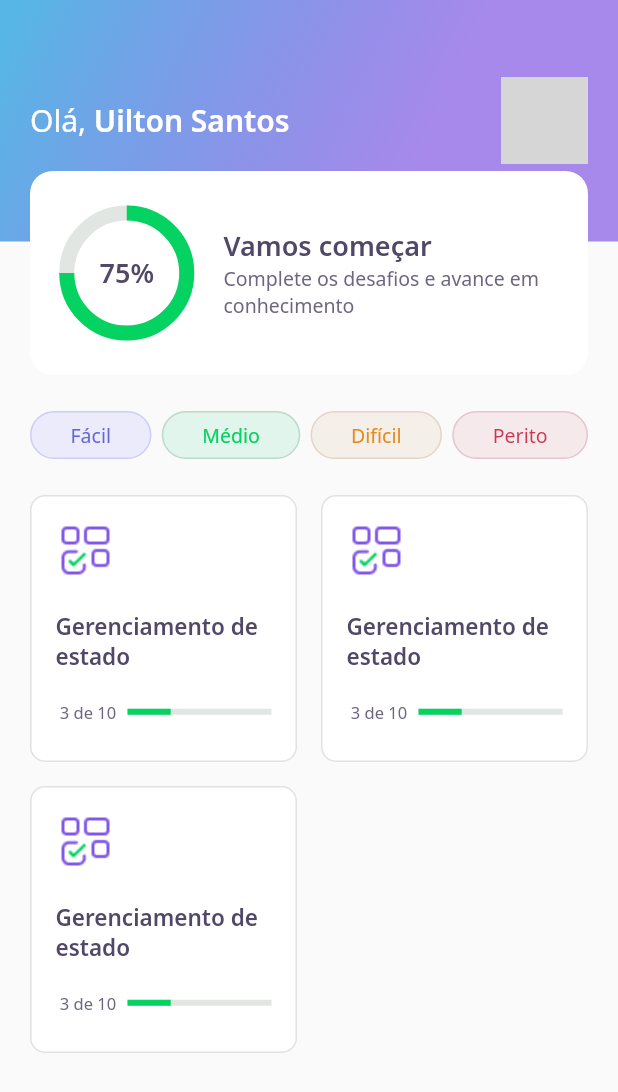
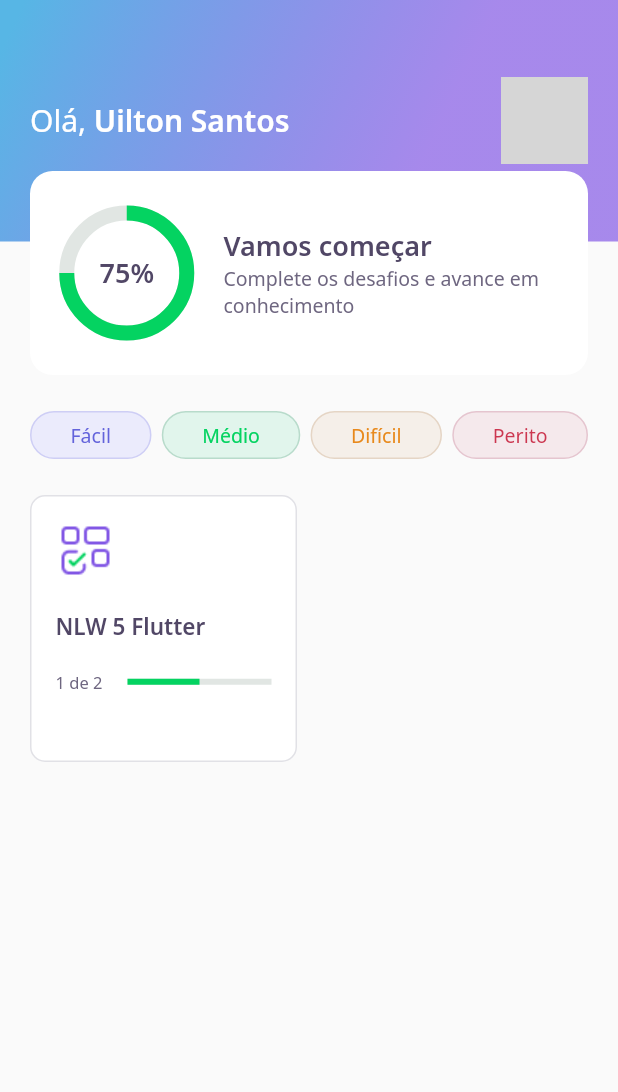
Before and after one commit to uiltonjose/NLW-5-flutter, a Flutter app: the HomePage screen opened directly, on a phone screen of 412 x 824 dp. Shown: the top 1092 px of the screen. Run offline on Flutter 3.47's test engine with Material 2 defaults, Android fonts, the phone set to English and light mode, and no system bars; our stand-ins replace google_fonts; accounts and stored records are empty; network calls fail; grey boxes are pictures that could not be loaded.

Commit message:
Class 3 - Consuming JSON local data

```diff
--- /dev/null
+++ b/assets/database/quizzes.json
@@ -0,0 +1,46 @@
+[
+    {
+        "title": "NLW 5 Flutter",
+        "image": "blocks",
+        "level": "facil",
+        "questionAnswered": 1,
+        "questions": [
+            {
+                "title": "Está curtindo o Flutter?",
+                "answers": [
+                    {
+                        "title": "Estou curtindo"
+                    },
+                    {
+                        "title": "Amando Flutter"
+                    },
+                    {
+                        "title": "Muito Top"
+                    },
+                    {
+                        "title": "Show de bola",
+                        "isCorrect": true
+                    }
+                ]
+            },
+            {
+                "title": "Está curtindo o Flutter?",
+                "answers": [
+                    {
+                        "title": "Estou curtindo"
+                    },
+                    {
+                        "title": "Amando Flutter"
+                    },
+                    {
+                        "title": "Muito Top"
+                    },
+                    {
+                        "title": "Show de bola",
+                        "isCorrect": true
+                    }
+                ]
+            }
+        ]
+    }
+]
--- /dev/null
+++ b/assets/database/user.json
@@ -0,0 +1,5 @@
+{
+    "name": "Uilton Santos",
+    "score": 75,
+    "photoUrl": "https://avatars.githubusercontent.com/u/7257782?v=4"
+}
--- a/lib/core/app_widget.dart
+++ b/lib/core/app_widget.dart
@@ -1,4 +1,3 @@
-import 'package:devquiz/challenge/challenge_page.dart';
 import 'package:devquiz/home/home_page.dart';
 import 'package:flutter/material.dart';
 
@@ -9,7 +8,7 @@ class AppWidget extends StatelessWidget {
   Widget build(BuildContext context) {
     return MaterialApp(
       title: "DevQuiz",
-      home: ChallengePage(), //HomePage()
+      home: HomePage(),
     );
   }
 }
--- /dev/null
+++ b/lib/home/home_controller.dart
@@ -0,0 +1,33 @@
+import 'package:devquiz/shared/models/quiz.dart';
+import 'package:devquiz/shared/models/user.dart';
+import 'package:flutter/foundation.dart';
+
+import 'home_repository.dart';
+import 'home_state.dart';
+
+class HomeController {
+  final stateNotifier = ValueNotifier<HomeState>(HomeState.empty);
+  set state(HomeState state) => stateNotifier.value = state;
+  HomeState get state => stateNotifier.value;
+
+  User? user;
+  List<Quiz>? quizzes;
+
+  final repository = HomeRepository();
+
+  void getUser() async {
+    state = HomeState.loading;
+
+    user = await repository.getUser();
+
+    state = HomeState.success;
+  }
+
+  void getQuizzes() async {
+    state = HomeState.loading;
+
+    quizzes = await repository.getQuizzes();
+
+    state = HomeState.success;
+  }
+}
--- a/lib/home/home_page.dart
+++ b/lib/home/home_page.dart
@@ -1,7 +1,12 @@
+import 'package:devquiz/core/app_colors.dart';
+import 'package:devquiz/core/app_images.dart';
 import 'package:devquiz/home/widgets/appbar/app_bar_widget.dart';
 import 'package:devquiz/home/widgets/level_button/level_button_widget.dart';
 import 'package:devquiz/home/widgets/quiz_card/quiz_card_widget.dart';
 import 'package:flutter/material.dart';
+
+import 'home_controller.dart';
+import 'home_state.dart';
 
 class HomePage extends StatefulWidget {
   @override
@@ -9,10 +14,35 @@ class HomePage extends StatefulWidget {
 }
 
 class _HomePageState extends State<HomePage> {
+  final controller = HomeController();
+
+  @override
+  void initState() {
+    super.initState();
+    controller.getUser();
+    controller.getQuizzes();
+
+    controller.stateNotifier.addListener(() {
+      setState(() {});
+    });
+  }
+
   @override
   Widget build(BuildContext context) {
+    if (controller.state == HomeState.loading) {
+      return Scaffold(
+        body: Center(
+          child: CircularProgressIndicator(
+            valueColor: AlwaysStoppedAnimation<Color>(AppColors.darkGreen),
+          ),
+        ),
+      );
+    }
+
     return Scaffold(
-      appBar: AppBarWidget(),
+      appBar: AppBarWidget(
+        user: controller.user!,
+      ),
       body: Padding(
         padding: const EdgeInsets.symmetric(horizontal: 20),
         child: Column(
@@ -41,11 +71,14 @@ class _HomePageState extends State<HomePage> {
                 crossAxisCount: 2,
                 crossAxisSpacing: 16,
                 mainAxisSpacing: 16,
-                children: [
-                  QuizCardWidget(),
-                  QuizCardWidget(),
-                  QuizCardWidget(),
-                ],
+                children: controller.quizzes!
+                    .map((e) => QuizCardWidget(
+                        title: e.title,
+                        image: "assets/images/${e.image}.png",
+                        percent: e.questionAnswered / e.questions.length,
+                        completed:
+                            '${e.questionAnswered} de ${e.questions.length}'))
+                    .toList(),
               ),
             ),
           ],
--- /dev/null
+++ b/lib/home/home_state.dart
@@ -0,0 +1,6 @@
+enum HomeState {
+  success,
+  loading,
+  error,
+  empty,
+}
--- a/lib/home/widgets/appbar/app_bar_widget.dart
+++ b/lib/home/widgets/appbar/app_bar_widget.dart
@@ -1,9 +1,12 @@
 import 'package:devquiz/core/core.dart';
 import 'package:devquiz/home/widgets/score_card/score_card_widget.dart';
+import 'package:devquiz/shared/models/user.dart';
 import 'package:flutter/material.dart';
 
 class AppBarWidget extends PreferredSize {
-  AppBarWidget()
+  final User user;
+
+  AppBarWidget({required this.user})
       : super(
           preferredSize: Size.fromHeight(250),
           child: Container(
@@ -26,7 +29,7 @@ class AppBarWidget extends PreferredSize {
                           style: AppTextStyles.title,
                           children: [
                             TextSpan(
-                                text: 'Uilton Santos',
+                                text: user.name,
                                 style: AppTextStyles.titleBold),
                           ],
                         ),
@@ -37,8 +40,7 @@ class AppBarWidget extends PreferredSize {
                         decoration: BoxDecoration(
                           borderRadius: BorderRadius.circular(10),
                           image: DecorationImage(
-                            image: NetworkImage(
-                                'https://avatars.githubusercontent.com/u/7257782?v=4'),
+                            image: NetworkImage(user.photoUrl),
                           ),
                         ),
                       )
--- a/lib/home/widgets/quiz_card/quiz_card_widget.dart
+++ b/lib/home/widgets/quiz_card/quiz_card_widget.dart
@@ -1,11 +1,24 @@
-import 'package:devquiz/shared/widgets/progress_indicator/progress_indicator_widget.dart';
 import 'package:flutter/material.dart';
 
+import 'package:devquiz/shared/widgets/progress_indicator/progress_indicator_widget.dart';
+
 import '../../../core/app_colors.dart';
-import '../../../core/app_images.dart';
 import '../../../core/app_text_styles.dart';
 
 class QuizCardWidget extends StatelessWidget {
+  final String title;
+  final String image;
+  final String completed;
+  final double percent;
+
+  const QuizCardWidget({
+    Key? key,
+    required this.title,
+    required this.image,
+    required this.completed,
+    required this.percent,
+  }) : super(key: key);
+
   @override
   Widget build(BuildContext context) {
     return Container(
@@ -21,11 +34,11 @@ class QuizCardWidget extends StatelessWidget {
           Container(
             width: 40,
             height: 40,
-            child: Image.asset(AppImages.blocks),
+            child: Image.asset(image),
           ),
           SizedBox(height: 20),
           Text(
-            'Gerenciamento de estado',
+            title,
             style: AppTextStyles.heading15,
           ),
           SizedBox(height: 20),
@@ -34,13 +47,13 @@ class QuizCardWidget extends StatelessWidget {
               Expanded(
                 flex: 1,
                 child: Text(
-                  ' 3 de 10',
+                  completed,
                   style: AppTextStyles.body11,
                 ),
               ),
               Expanded(
                 flex: 2,
-                child: ProgressIndicatorWidget(value: 0.3),
+                child: ProgressIndicatorWidget(value: percent),
               )
             ],
           )
--- /dev/null
+++ b/lib/shared/models/quiz.dart
@@ -0,0 +1,69 @@
+import 'dart:convert';
+
+import 'package:devquiz/shared/models/question.dart';
+
+enum Level {
+  facil,
+  medio,
+  dificil,
+  perito,
+}
+
+extension LevelStringExt on String {
+  Level get parse => {
+        "facil": Level.facil,
+        "medio": Level.medio,
+        "dificil": Level.dificil,
+        "perito": Level.perito
+      }[this]!;
+}
+
+extension LevelExt on Level {
+  String get parse => {
+        Level.facil: "facil",
+        Level.medio: "medio",
+        Level.dificil: "dificil",
+        Level.perito: "perito",
+      }[this]!;
+}
+
+class Quiz {
+  final String title;
+  final List<Question> questions;
+  final int questionAnswered;
+  final String image;
+  final Level level;
+
+  Quiz({
+    required this.title,
+    required this.questions,
+    this.questionAnswered = 0,
+    required this.image,
+    required this.level,
+  });
+
+  Map<String, dynamic> toMap() {
+    return {
+      'title': title,
+      'questions': questions.map((x) => x.toMap()).toList(),
+      'questionAnswered': questionAnswered,
+      'image': image,
+      'level': level.parse,
+    };
+  }
+
+  factory Quiz.fromMap(Map<String, dynamic> map) {
+    return Quiz(
+      title: map['title'],
+      questions: List<Question>.from(
+          map['questions']?.map((x) => Question.fromMap(x))),
+      questionAnswered: map['questionAnswered'],
+      image: map['image'],
+      level: map['level'].toString().parse,
+    );
+  }
+
+  String toJson() => json.encode(toMap());
+
+  factory Quiz.fromJson(Map<String, dynamic> data) => Quiz.fromMap(data);
+}
--- /dev/null
+++ b/lib/shared/models/user.dart
@@ -0,0 +1,33 @@
+import 'dart:convert';
+
+class User {
+  final String name;
+  final String photoUrl;
+  final int score;
+
+  User({
+    required this.name,
+    required this.photoUrl,
+    this.score = 0,
+  });
+
+  Map<String, dynamic> toMap() {
+    return {
+      'name': name,
+      'photoUrl': photoUrl,
+      'score': score,
+    };
+  }
+
+  factory User.fromMap(Map<String, dynamic> map) {
+    return User(
+      name: map['name'],
+      photoUrl: map['photoUrl'],
+      score: map['score'],
+    );
+  }
+
+  String toJson() => json.encode(toMap());
+
+  factory User.fromJson(String source) => User.fromMap(json.decode(source));
+}
--- a/pubspec.yaml
+++ b/pubspec.yaml
@@ -18,5 +18,6 @@ dev_dependencies:
 flutter:
   assets:
     - assets/images/
+    - assets/database/
 
   uses-material-design: true
```
Also changed, not shown: lib/home/home_repository.dart (added, +20 -0 lines), lib/shared/models/answer.dart (added, +29 -0 lines), lib/shared/models/question.dart (added, +32 -0 lines).
